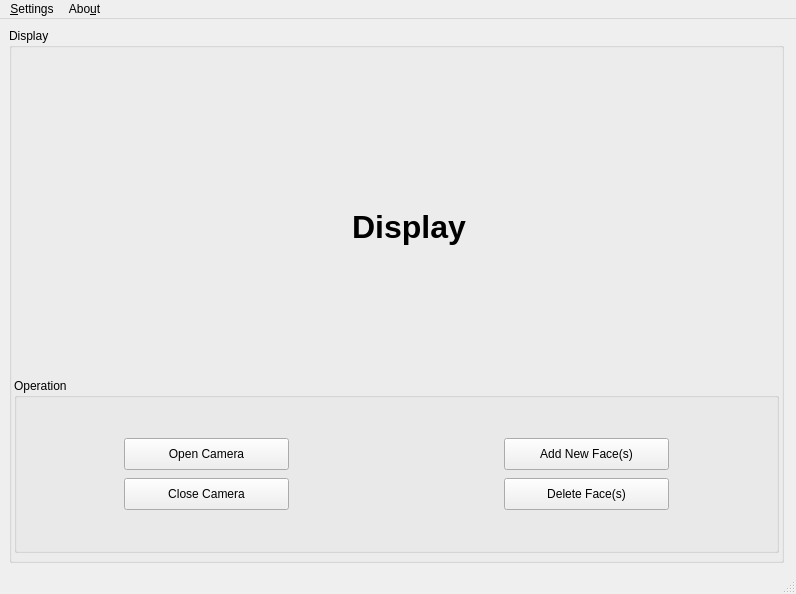
cycleke/FaceRecognition, file src/ui/mainwindow.ui: the form before one commit.
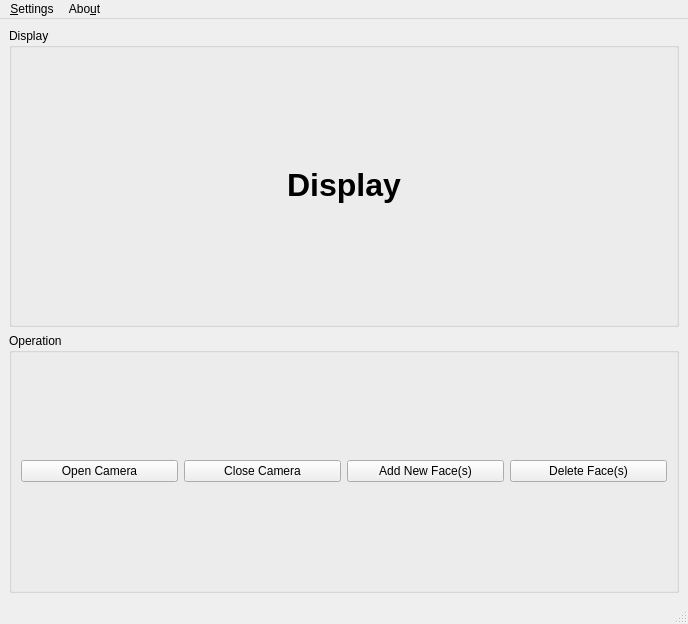
The form after the commit.

Patch:
```diff
--- a/src/ui/mainwindow.ui
+++ b/src/ui/mainwindow.ui
@@ -6,49 +6,37 @@
    <rect>
     <x>0</x>
     <y>0</y>
-    <width>796</width>
-    <height>594</height>
+    <width>688</width>
+    <height>624</height>
    </rect>
   </property>
   <property name="windowTitle">
    <string>Face Recognition</string>
   </property>
   <widget class="QWidget" name="centralwidget">
+   <layout class="QVBoxLayout" name="verticalLayout">
+    <item>
    <widget class="QGroupBox" name="groupBox">
-    <property name="geometry">
-     <rect>
-      <x>9</x>
-      <y>9</y>
-      <width>775</width>
-      <height>535</height>
-     </rect>
-    </property>
     <property name="title">
      <string>Display</string>
     </property>
+      <layout class="QVBoxLayout" name="verticalLayout_2">
+       <item alignment="Qt::AlignHCenter|Qt::AlignVCenter">
     <widget class="QWidget" name="widget_ShowImg" native="true">
-     <property name="geometry">
-      <rect>
-       <x>70</x>
-       <y>60</y>
-       <width>660</width>
-       <height>280</height>
-      </rect>
-     </property>
      <property name="minimumSize">
       <size>
-       <width>660</width>
-       <height>280</height>
+           <width>352</width>
+           <height>240</height>
       </size>
      </property>
      <property name="maximumSize">
       <size>
-       <width>660</width>
-       <height>280</height>
+           <width>1580</width>
+           <height>720</height>
       </size>
      </property>
      <layout class="QGridLayout" name="gridLayout_2">
-      <item row="0" column="0">
+          <item row="0" column="0" alignment="Qt::AlignHCenter|Qt::AlignVCenter">
        <widget class="QLabel" name="label_CameraShow">
         <property name="enabled">
          <bool>true</bool>
@@ -72,80 +60,56 @@
       </item>
      </layout>
     </widget>
+       </item>
+      </layout>
+     </widget>
+    </item>
+    <item>
     <widget class="QGroupBox" name="groupBox_Operation">
-     <property name="geometry">
-      <rect>
-       <x>5</x>
-       <y>350</y>
-       <width>765</width>
-       <height>175</height>
-      </rect>
-     </property>
      <property name="title">
       <string>Operation</string>
      </property>
+      <layout class="QHBoxLayout" name="horizontalLayout">
+       <item>
      <widget class="QPushButton" name="pushButton_OpenCamera">
-      <property name="geometry">
-       <rect>
-        <x>110</x>
-        <y>60</y>
-        <width>165</width>
-        <height>32</height>
-       </rect>
-      </property>
       <property name="text">
        <string>Open Camera</string>
       </property>
      </widget>
+       </item>
+       <item>
      <widget class="QPushButton" name="pushButton_CloseCamera">
-      <property name="geometry">
-       <rect>
-        <x>110</x>
-        <y>100</y>
-        <width>165</width>
-        <height>32</height>
-       </rect>
-      </property>
       <property name="text">
        <string>Close Camera</string>
       </property>
      </widget>
+       </item>
+       <item>
      <widget class="QPushButton" name="pushButton_AddNewFaces">
-      <property name="geometry">
-       <rect>
-        <x>490</x>
-        <y>60</y>
-        <width>165</width>
-        <height>32</height>
-       </rect>
-      </property>
       <property name="text">
        <string>Add New Face(s)</string>
       </property>
      </widget>
+       </item>
+       <item>
      <widget class="QPushButton" name="pushButton_DeleteFaces">
-      <property name="geometry">
-       <rect>
-        <x>490</x>
-        <y>100</y>
-        <width>165</width>
-        <height>32</height>
-       </rect>
-      </property>
       <property name="text">
        <string>Delete Face(s)</string>
       </property>
      </widget>
-    </widget>
-   </widget>
+       </item>
+      </layout>
+     </widget>
+    </item>
+   </layout>
   </widget>
   <widget class="QMenuBar" name="menubar">
    <property name="geometry">
     <rect>
      <x>0</x>
      <y>0</y>
-     <width>796</width>
-     <height>28</height>
+     <width>688</width>
+     <height>30</height>
     </rect>
    </property>
    <widget class="QMenu" name="menuSettings">
```
Lines whose indentation alone changed are shown as unchanged.
